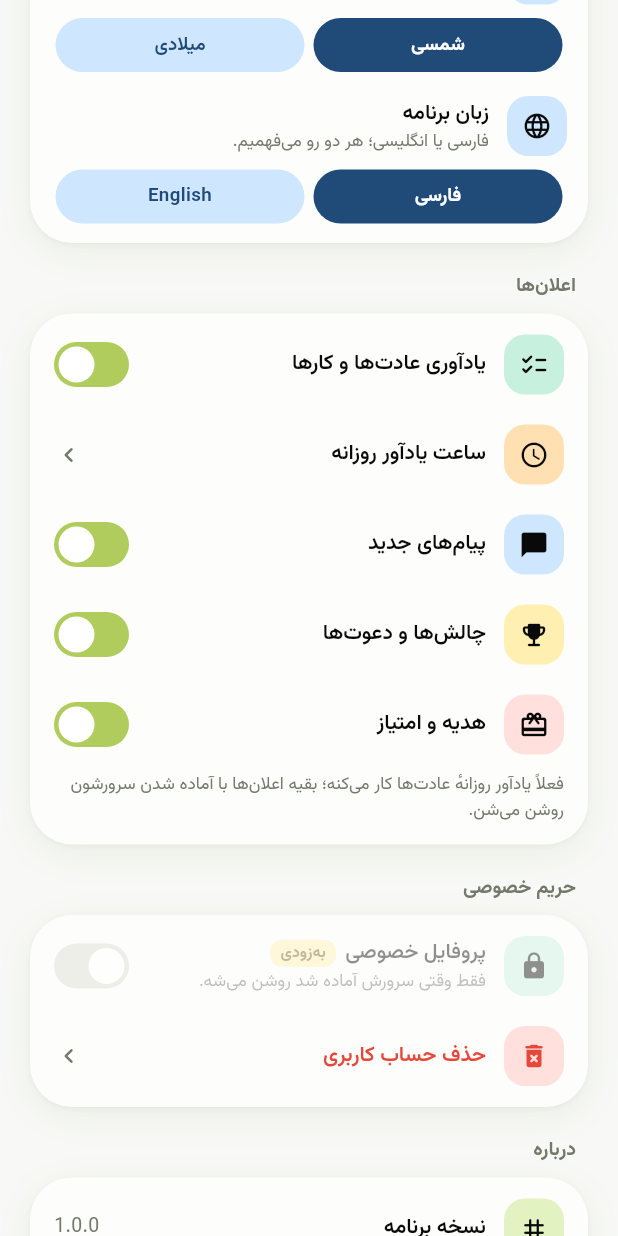
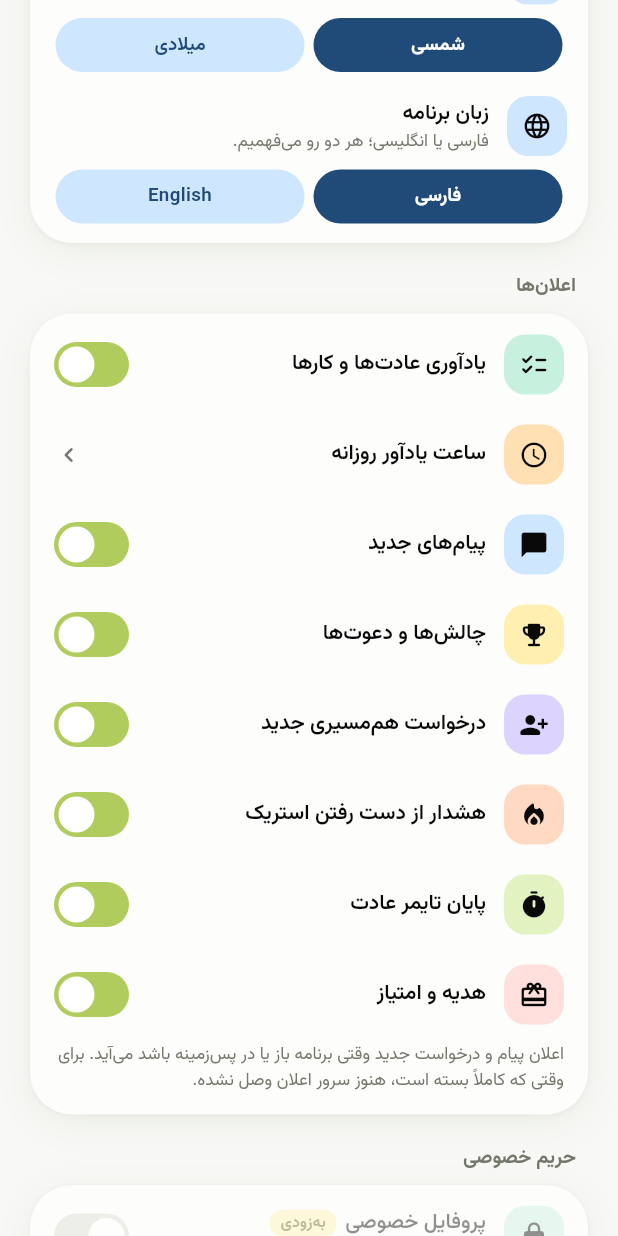
Before and after one commit to ZahraMirlohi/inner_hero_app, a Flutter app: the SettingsScreen screen opened directly, scrolled down 576 dp, on a phone screen of 412 x 824 dp. Run offline on Flutter 3.47's test engine with Material 3 defaults, Android fonts, the phone set to English and light mode, and no system bars; our stand-ins replace cached_network_image, carousel_slider, file_picker, flutter_contacts, flutter_dotenv, flutter_local_notifications and 18 more; missing offline and left inert: linkify; accounts and stored records are empty; project files that could hold a hidden picture were left out.

Commit message:
Settings privacy toggles, habit streaks, notification R8 keep rules, notification helpers, SQL 12, edit-habit hardening
Co-Authored-By: Claude Sonnet 5.5 <noreply@anthropic.com>
Claude-Session: https://claude.ai/code/session_017cik5FJYLy84jLBtYm8MGj

```diff
--- a/lib/features/profile/screens/settings_screen.dart
+++ b/lib/features/profile/screens/settings_screen.dart
@@ -12,6 +12,7 @@ import '/providers/sync_provider.dart';
 import '/providers/theme_provider.dart';
 import '/services/local_storage_service.dart';
 import '/services/notification_service.dart';
+import '/services/privacy_service.dart';
 import '/services/sound_service.dart';
 import '/services/supabase_service.dart';
 import 'color_picker_screen.dart';
@@ -25,6 +26,34 @@ class SettingsScreen extends StatefulWidget {
 }
 
 class _SettingsScreenState extends State<SettingsScreen> {
+  bool _allowRequests = true;
+  bool _discoverable = true;
+
+  @override
+  void initState() {
+    super.initState();
+    PrivacyService.instance.allowRequests().then((v) {
+      if (mounted) setState(() => _allowRequests = v);
+    });
+    PrivacyService.instance.discoverable().then((v) {
+      if (mounted) setState(() => _discoverable = v);
+    });
+  }
+
+  Future<void> _togglePrivacy(
+      bool v, Future<void> Function(bool) save, void Function(bool) apply) async {
+    final old = !v;
+    setState(() => apply(v));
+    try {
+      await save(v);
+    } catch (_) {
+      if (!mounted) return;
+      setState(() => apply(old));
+      ScaffoldMessenger.of(context).showSnackBar(
+          const SnackBar(content: Text('ذخیره نشد، دوباره امتحان کن')));
+    }
+  }
+
   static const String _appVersion = '1.0.0';
   static const Color _danger = Color(0xFFE5483A);
 
@@ -134,6 +163,33 @@ class _SettingsScreenState extends State<SettingsScreen> {
               ),
               _switchRow(
                 theme,
+                tone: Tone.lilac,
+                icon: Icons.person_add_alt_1_rounded,
+                title: context.tr('settings.notif_requests'),
+                value: settings.rawNotifRequests,
+                enabled: settings.notificationsEnabled,
+                onChanged: settings.setNotifRequests,
+              ),
+              _switchRow(
+                theme,
+                tone: Tone.peach,
+                icon: Icons.local_fire_department_rounded,
+                title: context.tr('settings.notif_streak'),
+                value: settings.rawNotifStreak,
+                enabled: settings.notificationsEnabled,
+                onChanged: settings.setNotifStreak,
+              ),
+              _switchRow(
+                theme,
+                tone: Tone.lime,
+                icon: Icons.timer_rounded,
+                title: context.tr('settings.notif_timer'),
+                value: settings.rawNotifTimer,
+                enabled: settings.notificationsEnabled,
+                onChanged: settings.setNotifTimer,
+              ),
+              _switchRow(
+                theme,
                 tone: Tone.rose,
                 icon: Icons.card_giftcard_rounded,
                 title: context.tr('settings.notif_xp'),
@@ -165,6 +221,28 @@ class _SettingsScreenState extends State<SettingsScreen> {
                 enabled: false, // تا وقتی ستون سرورش ساخته نشده فقط «به‌زودی»
                 onChanged: settings.setPrivateProfile,
                 badge: context.tr('common.soon'),
+              ),
+              _switchRow(
+                theme,
+                tone: Tone.lilac,
+                icon: Icons.person_add_alt_1_rounded,
+                title: context.tr('settings.allow_requests'),
+                subtitle: context.tr('settings.allow_requests_hint'),
+                value: _allowRequests,
+                onChanged: (v) => _togglePrivacy(
+                    v, PrivacyService.instance.setAllowRequests,
+                    (x) => _allowRequests = x),
+              ),
+              _switchRow(
+                theme,
+                tone: Tone.sky,
+                icon: Icons.travel_explore_rounded,
+                title: context.tr('settings.discoverable'),
+                subtitle: context.tr('settings.discoverable_hint'),
+                value: _discoverable,
+                onChanged: (v) => _togglePrivacy(
+                    v, PrivacyService.instance.setDiscoverable,
+                    (x) => _discoverable = x),
               ),
               _row(
                 theme,
--- a/lib/l10n/app_strings.dart
+++ b/lib/l10n/app_strings.dart
@@ -95,7 +95,14 @@ class AppStrings {
     'settings.notif_chat': 'پیام‌های جدید',
     'settings.notif_challenges': 'چالش‌ها و دعوت‌ها',
     'settings.notif_xp': 'هدیه و امتیاز',
-    'settings.notif_note': 'فعلاً یادآور روزانهٔ عادت‌ها کار می‌کنه؛ بقیه اعلان‌ها با آماده شدن سرورشون روشن می‌شن.',
+    'settings.notif_requests': 'درخواست هم‌مسیری جدید',
+    'settings.notif_streak': 'هشدار از دست رفتن استریک',
+    'settings.notif_timer': 'پایان تایمر عادت',
+    'settings.allow_requests': 'دریافت درخواست هم‌مسیری',
+    'settings.allow_requests_hint': 'اگر خاموش باشد کسی نمی‌تواند برایت درخواست بفرستد.',
+    'settings.discoverable': 'نمایش در پیشنهادهای هم‌مسیر',
+    'settings.discoverable_hint': 'اگر خاموش باشد در لیست پیشنهادها دیده نمی‌شوی.',
+    'settings.notif_note': 'اعلان پیام و درخواست جدید وقتی برنامه باز یا در پس‌زمینه باشد می‌آید. برای وقتی که کاملاً بسته است، هنوز سرور اعلان وصل نشده.',
     'settings.section_privacy': 'حریم خصوصی',
     'settings.private_profile': 'پروفایل خصوصی',
     'settings.private_profile_hint': 'فقط وقتی سرورش آماده شد روشن می‌شه.',
@@ -226,8 +233,15 @@ class AppStrings {
     'settings.notif_chat': 'New messages',
     'settings.notif_challenges': 'Challenges and invites',
     'settings.notif_xp': 'Gifts and points',
+    'settings.notif_requests': 'New buddy requests',
+    'settings.notif_streak': 'Streak about to break',
+    'settings.notif_timer': 'Habit timer finished',
+    'settings.allow_requests': 'Receive buddy requests',
+    'settings.allow_requests_hint': 'When off, nobody can send you a request.',
+    'settings.discoverable': 'Show me in buddy suggestions',
+    'settings.discoverable_hint': 'When off, you will not appear in suggestions.',
     'settings.notif_note':
-        'The daily habit reminder works now; other notifications turn on as their servers get ready.',
+        'Message and request alerts arrive while the app is open or in the background. For a fully closed app, push is not connected yet.',
     'settings.section_privacy': 'Privacy',
     'settings.private_profile': 'Private profile',
     'settings.private_profile_hint': 'Available once the server side is ready.',
--- a/lib/providers/settings_provider.dart
+++ b/lib/providers/settings_provider.dart
@@ -28,6 +28,9 @@ class SettingsProvider extends ChangeNotifier {
   static const _kNotifChat = 'settings_notif_chat';
   static const _kNotifChallenges = 'settings_notif_challenges';
   static const _kNotifXp = 'settings_notif_xp';
+  static const _kNotifRequests = 'settings_notif_requests';
+  static const _kNotifStreak = 'settings_notif_streak';
+  static const _kNotifTimer = 'settings_notif_timer';
   static const _kPrivate = 'settings_private_profile';
 
   String _language = 'fa';
@@ -38,6 +41,9 @@ class SettingsProvider extends ChangeNotifier {
   bool _notifChat = true;
   bool _notifChallenges = true;
   bool _notifXp = true;
+  bool _notifRequests = true;
+  bool _notifStreak = true;
+  bool _notifTimer = true;
   bool _privateProfile = false;
 
   static Future<SettingsProvider> load() async {
@@ -59,6 +65,9 @@ class SettingsProvider extends ChangeNotifier {
     _notifChat = p.getBool(_kNotifChat) ?? true;
     _notifChallenges = p.getBool(_kNotifChallenges) ?? true;
     _notifXp = p.getBool(_kNotifXp) ?? true;
+    _notifRequests = p.getBool(_kNotifRequests) ?? true;
+    _notifStreak = p.getBool(_kNotifStreak) ?? true;
+    _notifTimer = p.getBool(_kNotifTimer) ?? true;
     _privateProfile = p.getBool(_kPrivate) ?? false;
   }
 
@@ -73,6 +82,12 @@ class SettingsProvider extends ChangeNotifier {
   bool get notifChat => _notifications && _notifChat;
   bool get notifChallenges => _notifications && _notifChallenges;
   bool get notifXp => _notifications && _notifXp;
+  bool get notifRequests => _notifications && _notifRequests;
+  bool get notifStreak => _notifications && _notifStreak;
+  bool get notifTimer => _notifications && _notifTimer;
+  bool get rawNotifRequests => _notifRequests;
+  bool get rawNotifStreak => _notifStreak;
+  bool get rawNotifTimer => _notifTimer;
   bool get rawNotifHabits => _notifHabits;
   bool get rawNotifChat => _notifChat;
   bool get rawNotifChallenges => _notifChallenges;
@@ -101,6 +116,16 @@ class SettingsProvider extends ChangeNotifier {
   Future<void> setNotifChallenges(bool v) =>
       _set(_kNotifChallenges, v, () => _notifChallenges = v);
   Future<void> setNotifXp(bool v) => _set(_kNotifXp, v, () => _notifXp = v);
+  Future<void> setNotifRequests(bool v) =>
+      _set(_kNotifRequests, v, () => _notifRequests = v);
+  Future<void> setNotifStreak(bool v) async {
+    await _set(_kNotifStreak, v, () => _notifStreak = v);
+    if (v) await NotificationService.instance.requestPermission();
+    await NotificationService.instance.reschedule();
+  }
+
+  Future<void> setNotifTimer(bool v) =>
+      _set(_kNotifTimer, v, () => _notifTimer = v);
   Future<void> setPrivateProfile(bool v) =>
       _set(_kPrivate, v, () => _privateProfile = v);
 
```
Also changed, not shown: lib/features/arena/edit_habit_screen.dart (+8 -5 lines), lib/features/arena/screens/habit_detail_screen.dart (+17 -3 lines), lib/features/arena/utils/habit_streaks.dart (added, +40 -0 lines), lib/services/buddy_matcher_service.dart (+12 -0 lines), lib/services/notification_service.dart (+41 -0 lines), lib/services/privacy_service.dart (added, +59 -0 lines), 2 other files.
